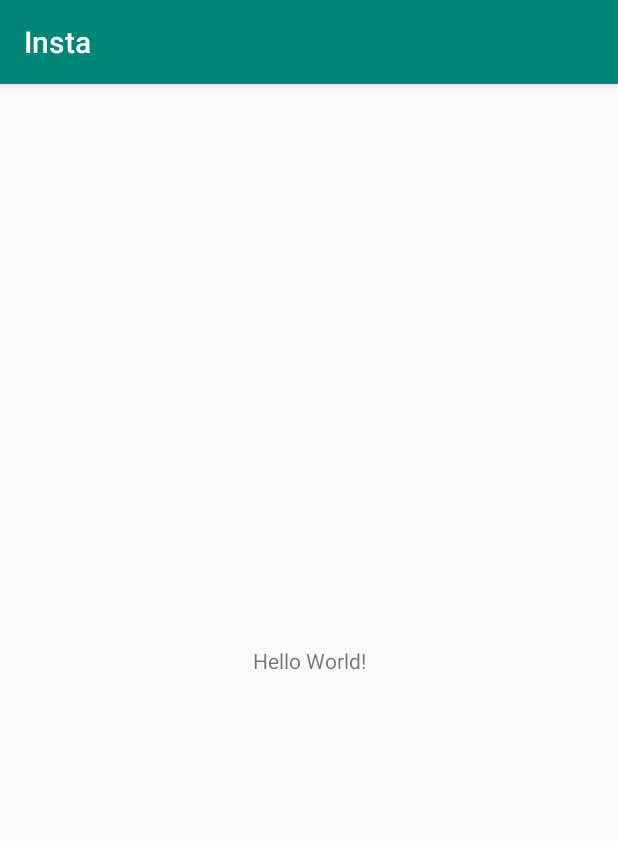
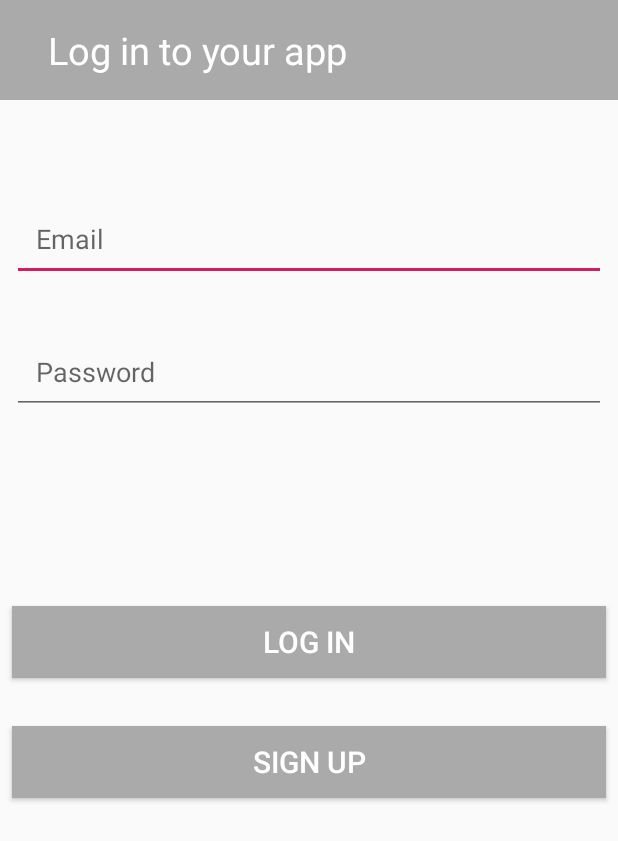
Before and after one commit to yiiifan/Moments, an Android app: the screen it shows after launch (MainActivity), on a phone screen of 412 x 824 dp. Shown: the top 841 px of the screen. Run offline under Robolectric (Android 15) with nearby library versions, the phone set to English and light mode, and no system bars.

Commit message:
Login page UI

```diff
--- a/app/src/main/res/layout/activity_main.xml
+++ b/app/src/main/res/layout/activity_main.xml
@@ -7,12 +7,93 @@
     tools:context=".MainActivity">
 
     <TextView
-        android:layout_width="wrap_content"
+        android:id="@+id/title"
+        android:layout_width="0dp"
         android:layout_height="wrap_content"
-        android:text="Hello World!"
-        app:layout_constraintBottom_toBottomOf="parent"
-        app:layout_constraintLeft_toLeftOf="parent"
-        app:layout_constraintRight_toRightOf="parent"
+        android:layout_margin="0dp"
+        android:layout_marginStart="8dp"
+        android:layout_marginLeft="8dp"
+        android:layout_marginTop="8dp"
+        android:layout_marginEnd="8dp"
+        android:layout_marginRight="8dp"
+        android:background="@android:color/darker_gray"
+        android:paddingLeft="32dp"
+        android:paddingTop="16dp"
+        android:paddingBottom="16dp"
+        android:text="Log in to your app"
+        android:textColor="@android:color/background_light"
+        android:textSize="25sp"
+        app:layout_constraintEnd_toEndOf="parent"
+        app:layout_constraintStart_toStartOf="parent"
         app:layout_constraintTop_toTopOf="parent" />
 
+    <EditText
+        android:id="@+id/editText4"
+        android:layout_width="0dp"
+        android:layout_height="wrap_content"
+        android:layout_marginStart="8dp"
+        android:layout_marginLeft="8dp"
+        android:layout_marginTop="64dp"
+        android:layout_marginEnd="8dp"
+        android:layout_marginRight="16dp"
+        android:ems="10"
+        android:hint="Email"
+        android:inputType="textEmailAddress"
+        android:padding="16dp"
+        app:layout_constraintEnd_toEndOf="parent"
+        app:layout_constraintStart_toStartOf="parent"
+        app:layout_constraintTop_toBottomOf="@+id/title" />
+
+    <EditText
+        android:id="@+id/editText5"
+        android:layout_width="0dp"
+        android:layout_height="wrap_content"
+        android:layout_marginStart="8dp"
+        android:layout_marginLeft="8dp"
+        android:layout_marginTop="32dp"
+        android:layout_marginEnd="8dp"
+        android:layout_marginRight="16dp"
+        android:ems="10"
+        android:hint="Password"
+        android:inputType="textPassword"
+        android:padding="16dp"
+        app:layout_constraintEnd_toEndOf="parent"
+        app:layout_constraintStart_toStartOf="parent"
+        app:layout_constraintTop_toBottomOf="@+id/editText4" />
+
+    <Button
+        android:id="@+id/Login"
+        android:layout_width="0dp"
+        android:layout_height="wrap_content"
+        android:layout_marginStart="8dp"
+        android:layout_marginLeft="8dp"
+        android:layout_marginTop="128dp"
+        android:layout_marginEnd="8dp"
+        android:layout_marginRight="8dp"
+        android:background="@android:color/darker_gray"
+        android:text="Log in"
+        android:textColor="@android:color/white"
+        android:textSize="20sp"
+        app:layout_constraintEnd_toEndOf="parent"
+        app:layout_constraintStart_toStartOf="parent"
+        app:layout_constraintTop_toBottomOf="@+id/editText5" />
+
+    <Button
+        android:id="@+id/signup"
+        android:layout_width="0dp"
+        android:layout_height="wrap_content"
+        android:layout_marginStart="8dp"
+        android:layout_marginLeft="8dp"
+        android:layout_marginTop="32dp"
+        android:layout_marginEnd="8dp"
+        android:layout_marginRight="8dp"
+        android:background="@android:color/darker_gray"
+        android:text="Sign up"
+        android:textColor="@android:color/white"
+        android:textSize="20sp"
+        app:layout_constraintEnd_toEndOf="parent"
+        app:layout_constraintHorizontal_bias="0.0"
+        app:layout_constraintStart_toStartOf="parent"
+        app:layout_constraintTop_toBottomOf="@+id/Login" />
+
 </android.support.constraint.ConstraintLayout>
--- a/app/src/main/res/values/styles.xml
+++ b/app/src/main/res/values/styles.xml
@@ -1,7 +1,7 @@
 <resources>
 
     <!-- Base application theme. -->
-    <style name="AppTheme" parent="Theme.AppCompat.Light.DarkActionBar">
+    <style name="AppTheme" parent="Theme.AppCompat.Light.NoActionBar">
         <!-- Customize your theme here. -->
         <item name="colorPrimary">@color/colorPrimary</item>
         <item name="colorPrimaryDark">@color/colorPrimaryDark</item>
```
